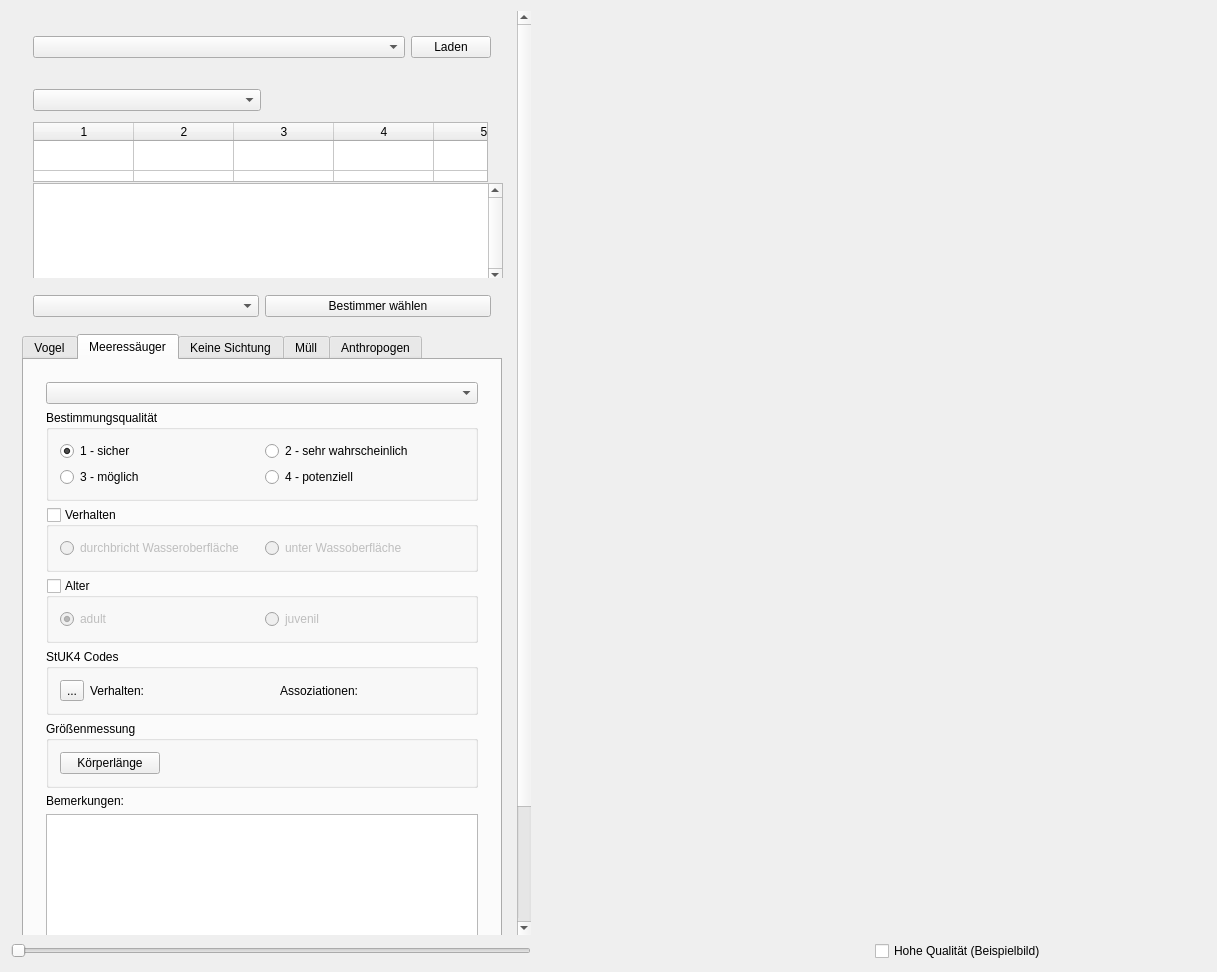
The window that mainwindow.ui (ifaoe/2014-10-Bird-View) describes before a commit, drawn with Qt 5.
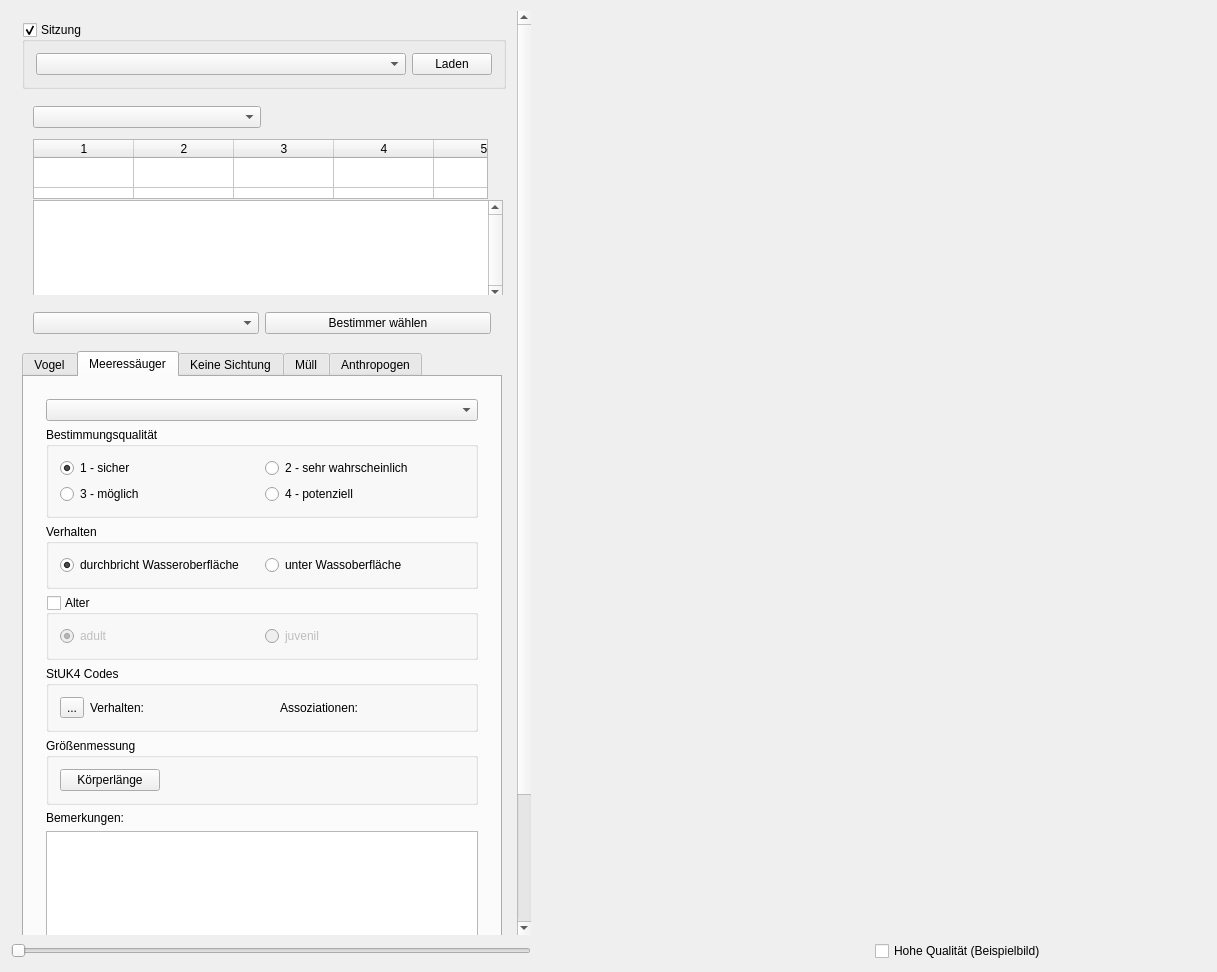
The same window after the commit. The open tabs and pages were chosen to show the change.

Commit message: Mammal behaviour no longer optional. Brightness slider adjusted for dark and bright settings.

Diff of the .ui file:
```diff
--- a/mainwindow.ui
+++ b/mainwindow.ui
@@ -96,43 +96,25 @@
        <property name="geometry">
         <rect>
          <x>0</x>
-         <y>-143</y>
+         <y>0</y>
          <width>507</width>
-         <height>1065</height>
+         <height>1082</height>
         </rect>
        </property>
        <layout class="QVBoxLayout" name="verticalLayout">
         <item>
-         <widget class="QFrame" name="frmSession">
-          <property name="sizePolicy">
-           <sizepolicy hsizetype="Fixed" vsizetype="Fixed">
-            <horstretch>0</horstretch>
-            <verstretch>0</verstretch>
-           </sizepolicy>
+         <widget class="QGroupBox" name="groupBox">
+          <property name="title">
+           <string>Sitzung</string>
           </property>
-          <property name="minimumSize">
-           <size>
-            <width>480</width>
-            <height>50</height>
-           </size>
+          <property name="checkable">
+           <bool>true</bool>
           </property>
-          <property name="maximumSize">
-           <size>
-            <width>480</width>
-            <height>50</height>
-           </size>
-          </property>
-          <property name="frameShape">
-           <enum>QFrame::NoFrame</enum>
-          </property>
-          <property name="frameShadow">
-           <enum>QFrame::Plain</enum>
-          </property>
-          <layout class="QHBoxLayout" name="horizontalLayout">
-           <item>
+          <layout class="QGridLayout" name="gridLayout_10">
+           <item row="0" column="0">
             <widget class="QComboBox" name="cmbSession"/>
            </item>
-           <item>
+           <item row="0" column="1">
             <widget class="QPushButton" name="btnSession">
              <property name="sizePolicy">
               <sizepolicy hsizetype="Fixed" vsizetype="Fixed">
@@ -888,7 +870,7 @@
                   <string>Verhalten</string>
                  </property>
                  <property name="checkable">
-                  <bool>true</bool>
+                  <bool>false</bool>
                  </property>
                  <property name="checked">
                   <bool>false</bool>
@@ -899,6 +881,9 @@
                     <property name="text">
                      <string comment="OW">durchbricht Wasseroberfläche</string>
                     </property>
+                    <property name="checked">
+                     <bool>true</bool>
+                    </property>
                     <property name="dbvalue" stdset="0">
                      <string>OW</string>
                     </property>
```
Left out of the diff: 3 changed lines with no effect on the pictures. The commit also changes 1 other file.
